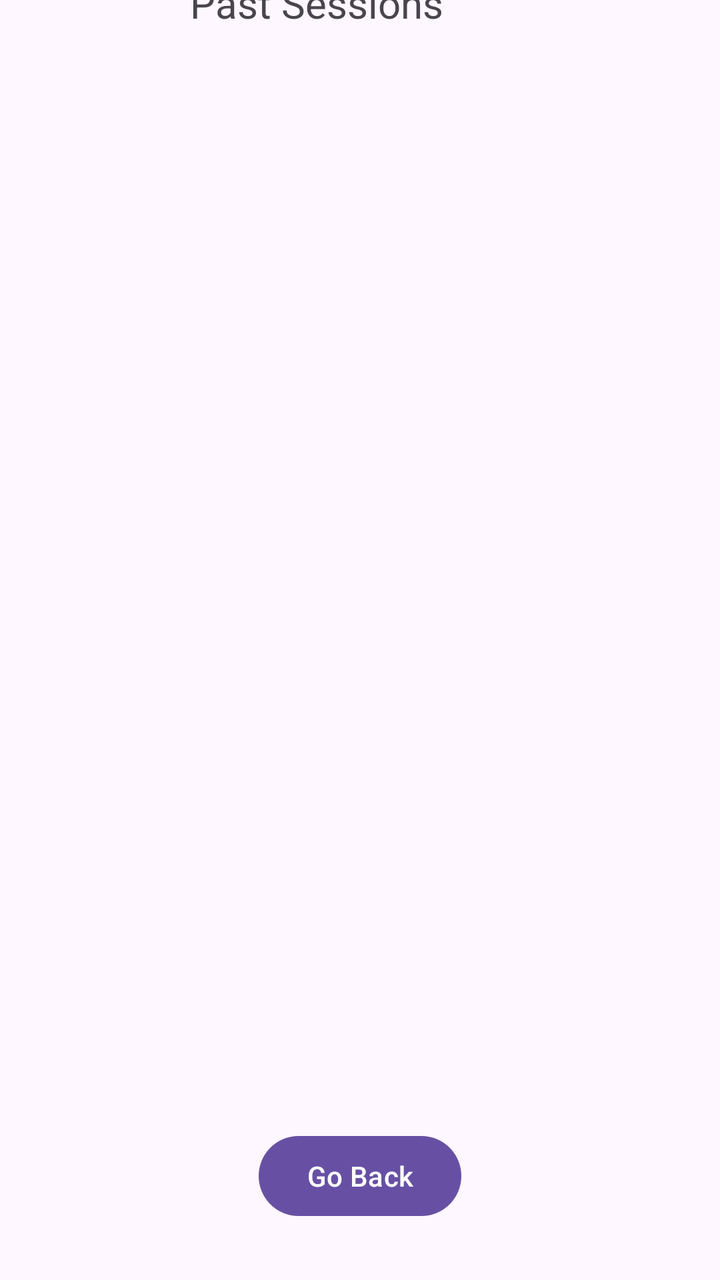
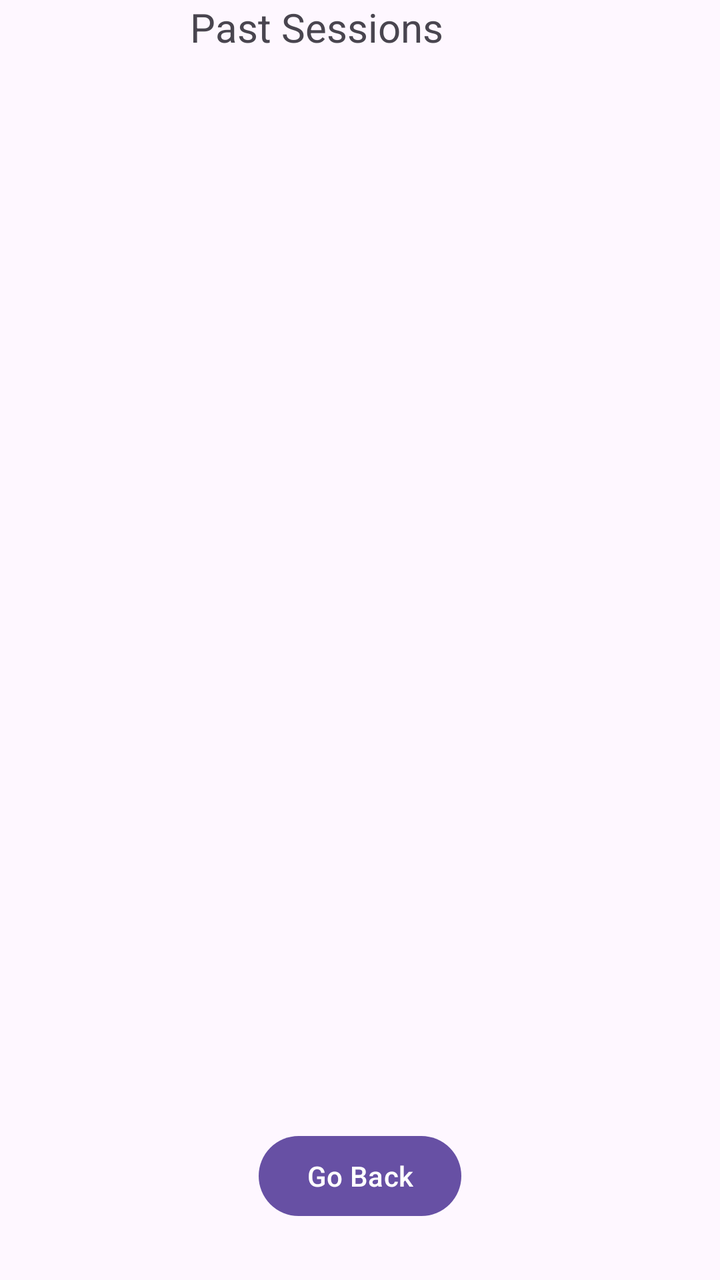

An Android layout rendered at two revisions. The XML below is the earlier revision; the diff shows what the commit changed to produce the second picture.
<!-- AndroidManifest.xml: application theme Theme.Project_Group_17 -->
<!-- res/layout/past_sessions.xml -->
<?xml version="1.0" encoding="utf-8"?>
<androidx.constraintlayout.widget.ConstraintLayout xmlns:android="http://schemas.android.com/apk/res/android"
    xmlns:app="http://schemas.android.com/apk/res-auto"
    xmlns:tools="http://schemas.android.com/tools"
    android:layout_width="match_parent"
    android:layout_height="match_parent">

    <ListView
        android:id="@+id/listView"
        android:layout_width="413dp"
        android:layout_height="516dp"
        android:layout_marginBottom="40dp"
        app:layout_constraintBottom_toTopOf="@+id/seerejectedBtn"
        app:layout_constraintEnd_toEndOf="parent"
        app:layout_constraintStart_toStartOf="parent" />

    <Button
        android:id="@+id/seerejectedBtn"
        android:layout_width="wrap_content"
        android:layout_height="wrap_content"
        android:layout_marginBottom="28dp"
        android:text="Go Back"
        app:layout_constraintBottom_toBottomOf="parent"
        app:layout_constraintEnd_toEndOf="parent"
        app:layout_constraintStart_toStartOf="parent" />

    <TextView
        android:id="@+id/textView"
        android:layout_width="170dp"
        android:layout_height="33dp"
        android:text="Past Sessions"
        android:textSize="20sp"
        app:layout_constraintBottom_toTopOf="@+id/listView"
        app:layout_constraintEnd_toEndOf="parent"
        app:layout_constraintStart_toStartOf="parent"
        app:layout_constraintTop_toTopOf="parent" />

</androidx.constraintlayout.widget.ConstraintLayout>
<!-- resources referenced by this layout -->
<resources>
  <style name="Theme.Project_Group_17" parent="Base.Theme.Project_Group_17" />
  <style name="Base.Theme.Project_Group_17" parent="Theme.Material3.DayNight.NoActionBar">
          
          
      </style>
</resources>

<!-- the commit's change to res/layout/past_sessions.xml (unified diff, before → after) -->
@@ -7,12 +7,18 @@
 
     <ListView
         android:id="@+id/listView"
-        android:layout_width="413dp"
-        android:layout_height="516dp"
-        android:layout_marginBottom="40dp"
+        android:layout_width="0dp"
+        android:layout_height="0dp"
+        android:layout_marginBottom="16dp"
         app:layout_constraintBottom_toTopOf="@+id/seerejectedBtn"
+        app:layout_constraintTop_toBottomOf="@+id/textView"
         app:layout_constraintEnd_toEndOf="parent"
-        app:layout_constraintStart_toStartOf="parent" />
+        app:layout_constraintStart_toStartOf="parent"
+        android:scrollbars="vertical"
+        android:fadeScrollbars="false"
+        android:scrollbarThumbVertical="@android:color/darker_gray"
+        android:scrollbarSize="6dp"
+        android:smoothScrollbar="true"/>
 
     <Button
         android:id="@+id/seerejectedBtn"
